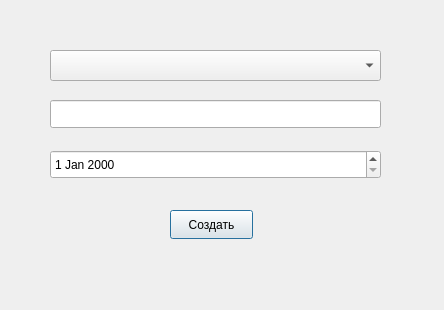
alpha4vit/polya-el-diary, file gradecreateform.ui: the form before one commit.
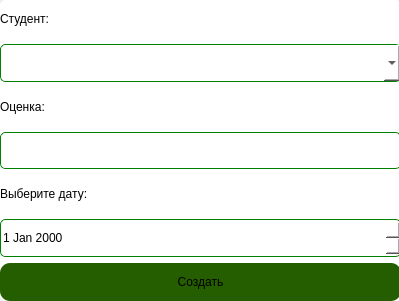
The form after the commit.

```diff
--- a/gradecreateform.ui
+++ b/gradecreateform.ui
@@ -6,55 +6,148 @@
    <rect>
     <x>0</x>
     <y>0</y>
-    <width>444</width>
-    <height>310</height>
+    <width>399</width>
+    <height>301</height>
    </rect>
   </property>
   <property name="windowTitle">
    <string>Добавление оценки </string>
   </property>
-  <widget class="QComboBox" name="student_selector">
+  <widget class="QWidget" name="widget" native="true">
    <property name="geometry">
     <rect>
-     <x>50</x>
-     <y>50</y>
-     <width>331</width>
-     <height>31</height>
+     <x>0</x>
+     <y>0</y>
+     <width>401</width>
+     <height>301</height>
     </rect>
    </property>
-  </widget>
-  <widget class="QLineEdit" name="grade_value_edit">
-   <property name="geometry">
-    <rect>
-     <x>50</x>
-     <y>100</y>
-     <width>331</width>
-     <height>28</height>
-    </rect>
+   <property name="styleSheet">
+    <string notr="true">QWidget{
+border-radius: 6px;
+background-color: rgb(255, 255, 255);
+}</string>
    </property>
-  </widget>
-  <widget class="QDateEdit" name="date_picker">
-   <property name="geometry">
-    <rect>
-     <x>50</x>
-     <y>150</y>
-     <width>331</width>
-     <height>29</height>
-    </rect>
-   </property>
-  </widget>
-  <widget class="QPushButton" name="create_button">
-   <property name="geometry">
-    <rect>
-     <x>170</x>
-     <y>210</y>
-     <width>83</width>
-     <height>29</height>
-    </rect>
-   </property>
-   <property name="text">
-    <string>Создать</string>
-   </property>
+   <layout class="QVBoxLayout" name="verticalLayout">
+    <item>
+     <widget class="QLabel" name="label_3">
+      <property name="styleSheet">
+       <string notr="true">font: 500 13pt &quot;SF Pro&quot;;
+color: black;</string>
+      </property>
+      <property name="text">
+       <string>Студент:</string>
+      </property>
+     </widget>
+    </item>
+    <item>
+     <widget class="QComboBox" name="student_selector">
+      <property name="sizePolicy">
+       <sizepolicy hsizetype="Preferred" vsizetype="Minimum">
+        <horstretch>0</horstretch>
+        <verstretch>0</verstretch>
+       </sizepolicy>
+      </property>
+      <property name="styleSheet">
+       <string notr="true">QComboBox {
+font: 13pt &quot;SF Pro&quot;;
+color: black;
+border-radius: 5px;
+border-width: 1px;
+border-style: solid;
+border-color: green;
+}
+</string>
+      </property>
+     </widget>
+    </item>
+    <item>
+     <widget class="QLabel" name="label_2">
+      <property name="styleSheet">
+       <string notr="true">font: 500 13pt &quot;SF Pro&quot;;
+color: black;
+</string>
+      </property>
+      <property name="text">
+       <string>Оценка:</string>
+      </property>
+     </widget>
+    </item>
+    <item>
+     <widget class="QLineEdit" name="grade_value_edit">
+      <property name="sizePolicy">
+       <sizepolicy hsizetype="Expanding" vsizetype="Minimum">
+        <horstretch>0</horstretch>
+        <verstretch>0</verstretch>
+       </sizepolicy>
+      </property>
+      <property name="styleSheet">
+       <string notr="true">QLineEdit {
+font: 13pt &quot;SF Pro&quot;;
+color: black;
+border-radius: 5px;
+border-width: 1px;
+border-style: solid;
+border-color: green;
+}
+</string>
+      </property>
+     </widget>
+    </item>
+    <item>
+     <widget class="QLabel" name="label">
+      <property name="styleSheet">
+       <string notr="true">font: 500 13pt &quot;SF Pro&quot;;
+color: black;</string>
+      </property>
+      <property name="text">
+       <string>Выберите дату:</string>
+      </property>
+     </widget>
+    </item>
+    <item>
+     <widget class="QDateEdit" name="date_picker">
+      <property name="sizePolicy">
+       <sizepolicy hsizetype="Minimum" vsizetype="Minimum">
+        <horstretch>0</horstretch>
+        <verstretch>0</verstretch>
+       </sizepolicy>
+      </property>
+      <property name="styleSheet">
+       <string notr="true">QDateEdit {
+font: 13pt &quot;SF Pro&quot;;
+color: black;
+border-radius: 5px;
+border-width: 1px;
+border-style: solid;
+border-color: green;
+}
+</string>
+      </property>
+     </widget>
+    </item>
+    <item>
+     <widget class="QPushButton" name="create_button">
+      <property name="sizePolicy">
+       <sizepolicy hsizetype="Minimum" vsizetype="Minimum">
+        <horstretch>0</horstretch>
+        <verstretch>0</verstretch>
+       </sizepolicy>
+      </property>
+      <property name="styleSheet">
+       <string notr="true">QPushButton{
+     border-radius: 10px;
+     background-color: rgb(37, 94, 0);
+	font: 600 15pt &quot;SF Pro&quot;;
+    font-color: white;
+}</string>
+      </property>
+      <property name="text">
+       <string>Создать</string>
+      </property>
+     </widget>
+    </item>
+   </layout>
   </widget>
  </widget>
  <resources/>
```
Left out of the diff: 2 changed lines with no effect on the pictures.
